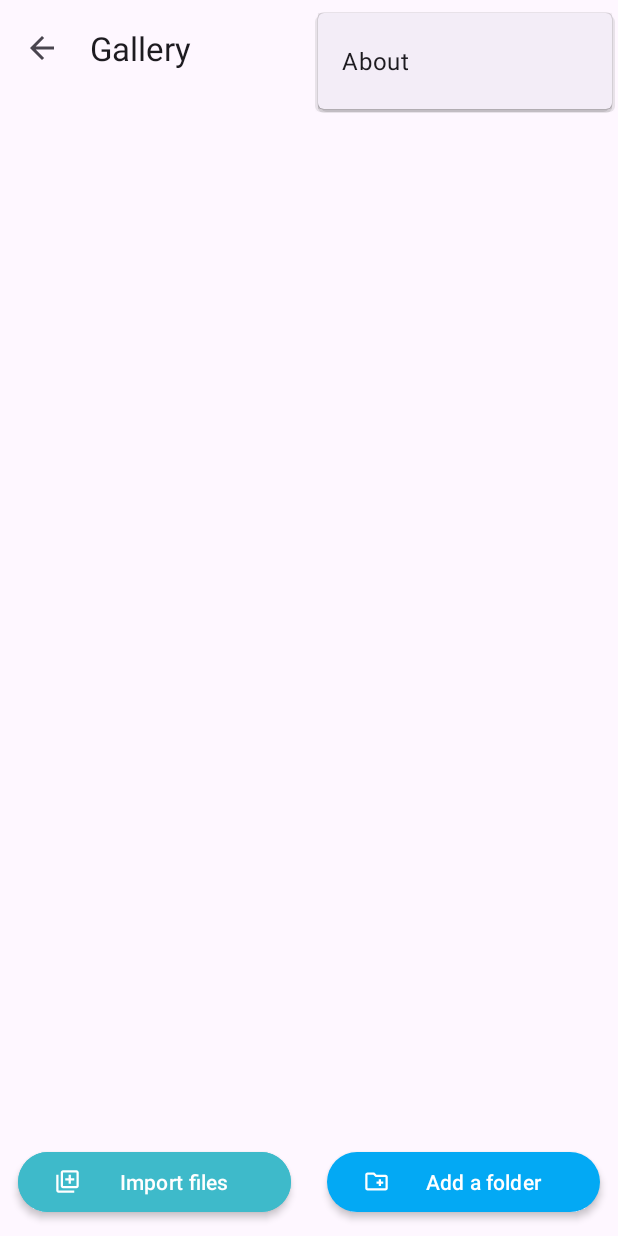
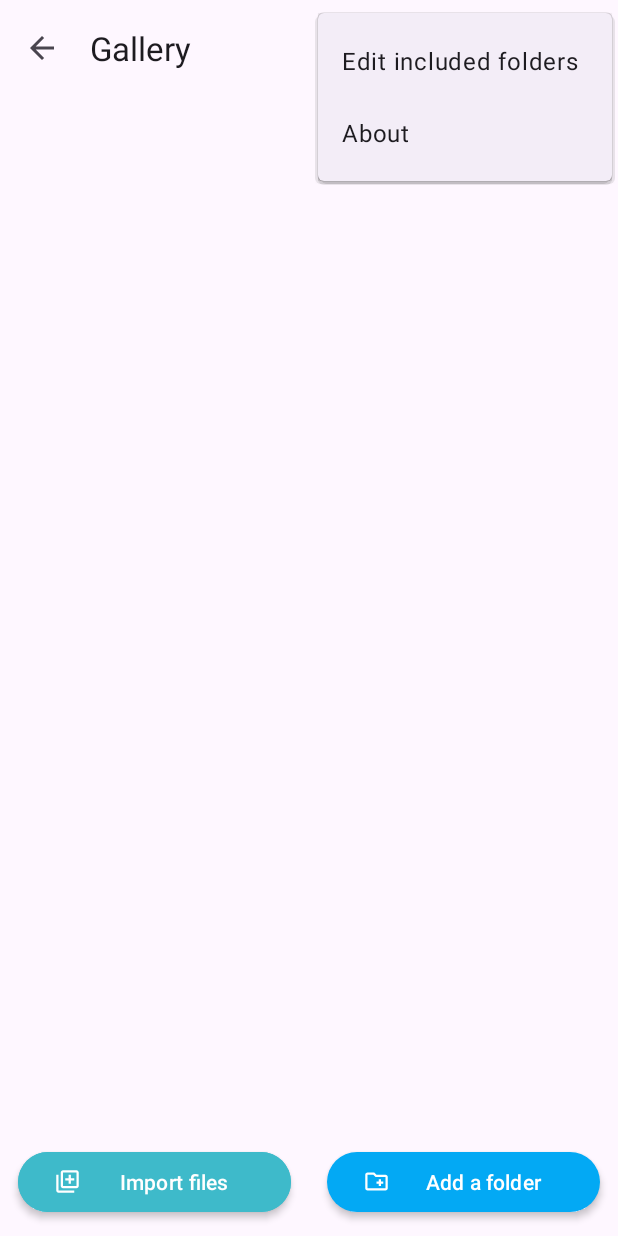
Before and after one commit to Arctosoft/Valv-Android, an Android app: the GalleryActivity screen opened directly, with no data from a screen before it, with the options menu open, on a phone screen of 412 x 824 dp. Run offline under Robolectric (Android 15) with nearby library versions, the phone set to English and light mode, and no system bars; 1 statement that could not run was skipped.

Commit message:
Menu item to remove added folders

```diff
--- a/app/src/main/java/se/arctosoft/vault/GalleryActivity.java
+++ b/app/src/main/java/se/arctosoft/vault/GalleryActivity.java
@@ -304,6 +304,12 @@ public class GalleryActivity extends AppCompatActivity {
         if (id == android.R.id.home) {
             onBackPressed();
             return true;
+        } else if (id == R.id.edit_included_folders) {
+            Dialogs.showEditIncludedFolders(this, settings, selectedToRemove -> {
+                settings.removeGalleryDirectories(selectedToRemove);
+                Toaster.getInstance(this).showLong(getResources().getQuantityString(R.plurals.edit_included_removed, selectedToRemove.size(), selectedToRemove.size()));
+                findFolders();
+            });
         } else if (id == R.id.about) {
             Dialogs.showTextDialog(this, getString(R.string.dialog_about_title), getString(R.string.dialog_about_message, BuildConfig.BUILD_TYPE, BuildConfig.VERSION_NAME, BuildConfig.VERSION_CODE));
         } else if (id == R.id.lock) {
--- a/app/src/main/res/menu/menu_gallery.xml
+++ b/app/src/main/res/menu/menu_gallery.xml
@@ -6,10 +6,10 @@
         android:icon="@drawable/ic_outline_lock_24"
         android:title="@string/menu_lock_vault"
         app:showAsAction="ifRoom" />
-    <!--<item
+    <item
         android:id="@+id/edit_included_folders"
         android:title="@string/menu_gallery_edit_included_folders"
-        app:showAsAction="never" />-->
+        app:showAsAction="never" />
     <item
         android:id="@+id/about"
         android:title="@string/menu_about"
--- a/app/src/main/res/values/strings.xml
+++ b/app/src/main/res/values/strings.xml
@@ -10,6 +10,7 @@
     <string name="help">Help</string>
     <string name="delete">Delete</string>
     <string name="export">Export</string>
+    <string name="remove">Remove</string>
 
     <string name="launcher_title">Vault locked</string>
     <string name="launcher_subtitle">Enter decryption password</string>
@@ -62,6 +63,11 @@
         <item quantity="other">Delete the selected files permanently? This action is irreversible</item>
     </plurals>
     <string name="dialog_import_to_title">Destination</string>
+    <string name="dialog_edit_included_title">Select folders to remove</string>
+    <plurals name="edit_included_removed">
+        <item quantity="one">Removed %1$d folder</item>
+        <item quantity="other">Removed %1$d folders</item>
+    </plurals>
     <string name="dialog_export_title">Export?</string>
     <string name="dialog_export_message">Decrypt and export this file?</string>
     <string name="dialog_export_selected_title">Export?</string>
```
Also changed, not shown: app/src/main/java/se/arctosoft/vault/utils/Dialogs.java (+26 -2 lines), app/src/main/java/se/arctosoft/vault/utils/Settings.java (+8 -0 lines).
